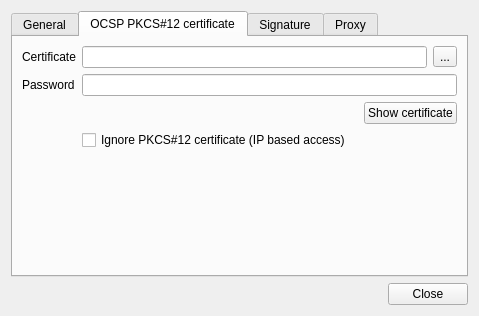
open-eid/qdigidoc, file client/ui/SettingsDialog.ui: the form before one commit.
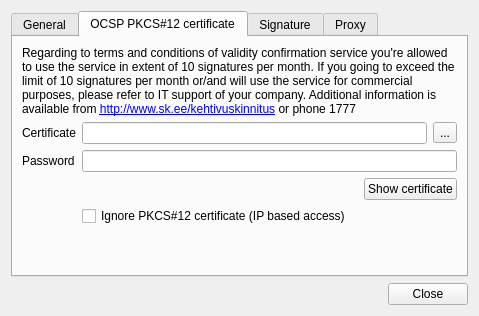
The form after the commit. The open tabs and pages were chosen to show the change.

Patch:
```diff
--- a/client/ui/SettingsDialog.ui
+++ b/client/ui/SettingsDialog.ui
@@ -150,14 +150,27 @@
        <property name="fieldGrowthPolicy">
         <enum>QFormLayout::ExpandingFieldsGrow</enum>
        </property>
-       <item row="0" column="0">
+       <item row="0" column="0" colspan="2">
+        <widget class="QLabel" name="p12Label">
+         <property name="text">
+          <string>Regarding to terms and conditions of validity confirmation service you're allowed to use the service in extent of 10 signatures per month. If you going to exceed the limit of 10 signatures per month or/and will use the service for commercial purposes, please refer to IT support of your company. Additional information is available from &lt;a href=&quot;http://www.sk.ee/kehtivuskinnitus&quot;&gt;http://www.sk.ee/kehtivuskinnitus&lt;/a&gt; or phone 1777</string>
+         </property>
+         <property name="wordWrap">
+          <bool>true</bool>
+         </property>
+         <property name="openExternalLinks">
+          <bool>true</bool>
+         </property>
+        </widget>
+       </item>
+       <item row="1" column="0">
         <widget class="QLabel" name="p12CertLabel">
          <property name="text">
           <string>Certificate</string>
          </property>
         </widget>
        </item>
-       <item row="0" column="1">
+       <item row="1" column="1">
         <layout class="QHBoxLayout" name="p12Layout">
          <item>
           <widget class="QLineEdit" name="p12Cert"/>
@@ -171,21 +184,21 @@
          </item>
         </layout>
        </item>
-       <item row="1" column="0">
+       <item row="2" column="0">
         <widget class="QLabel" name="p12PassLabel">
          <property name="text">
           <string>Password</string>
          </property>
         </widget>
        </item>
-       <item row="1" column="1">
+       <item row="2" column="1">
         <widget class="QLineEdit" name="p12Pass">
          <property name="echoMode">
           <enum>QLineEdit::Password</enum>
          </property>
         </widget>
        </item>
-       <item row="2" column="1">
+       <item row="3" column="1">
         <layout class="QHBoxLayout" name="p12ButtonLayout">
          <item>
           <widget class="QLabel" name="p12Error">
@@ -216,14 +229,14 @@
          </item>
         </layout>
        </item>
-       <item row="3" column="1">
+       <item row="4" column="1">
         <widget class="QCheckBox" name="p12Ignore">
          <property name="text">
           <string>Ignore PKCS#12 certificate (IP based access)</string>
          </property>
         </widget>
        </item>
-       <item row="4" column="1">
+       <item row="5" column="1">
         <spacer name="tabPKCS12Spacer">
          <property name="orientation">
           <enum>Qt::Vertical</enum>
```
